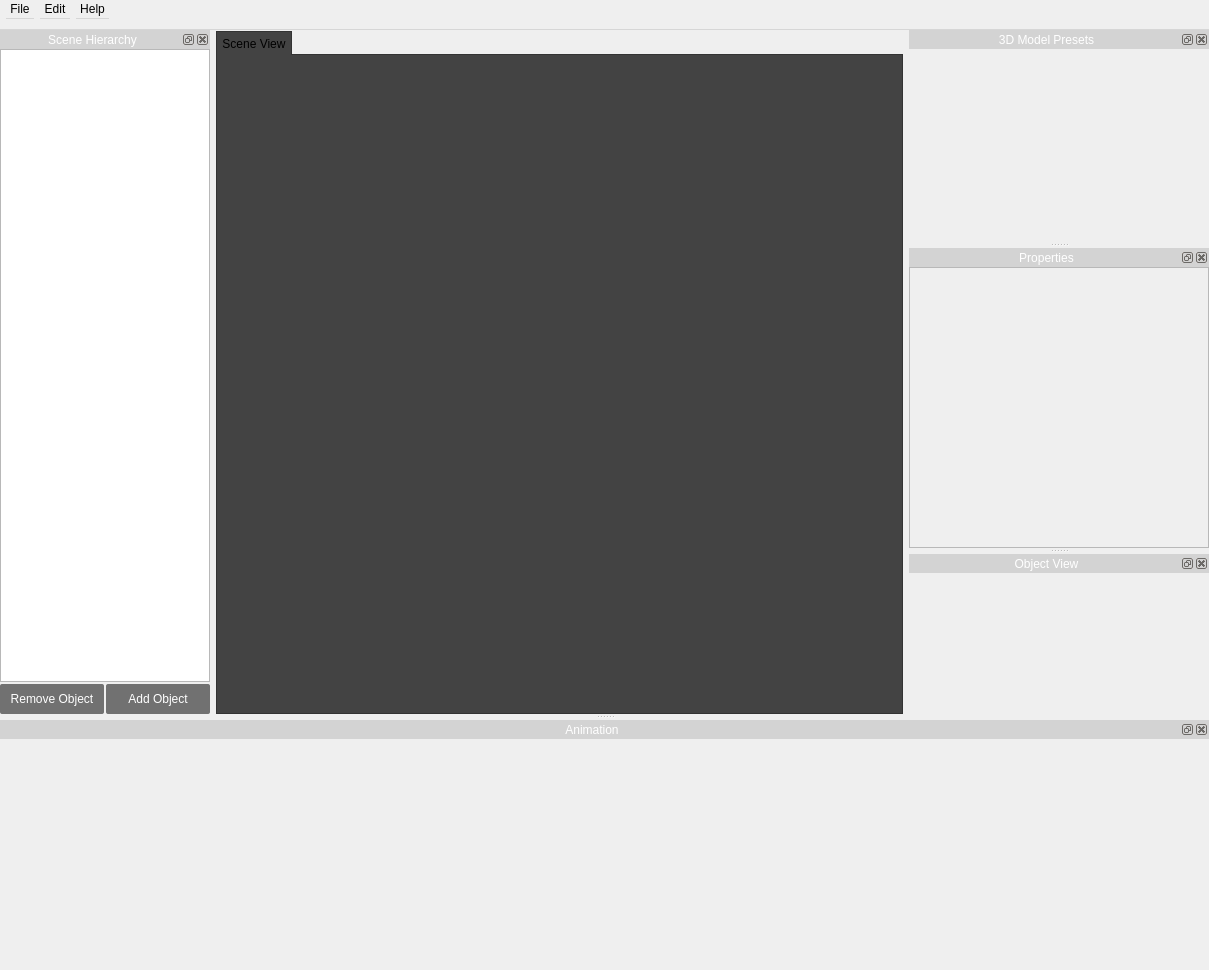
Before: the Qt Designer form src/newmainwindow.ui in jahshaka/Studio, drawn with Qt 5.
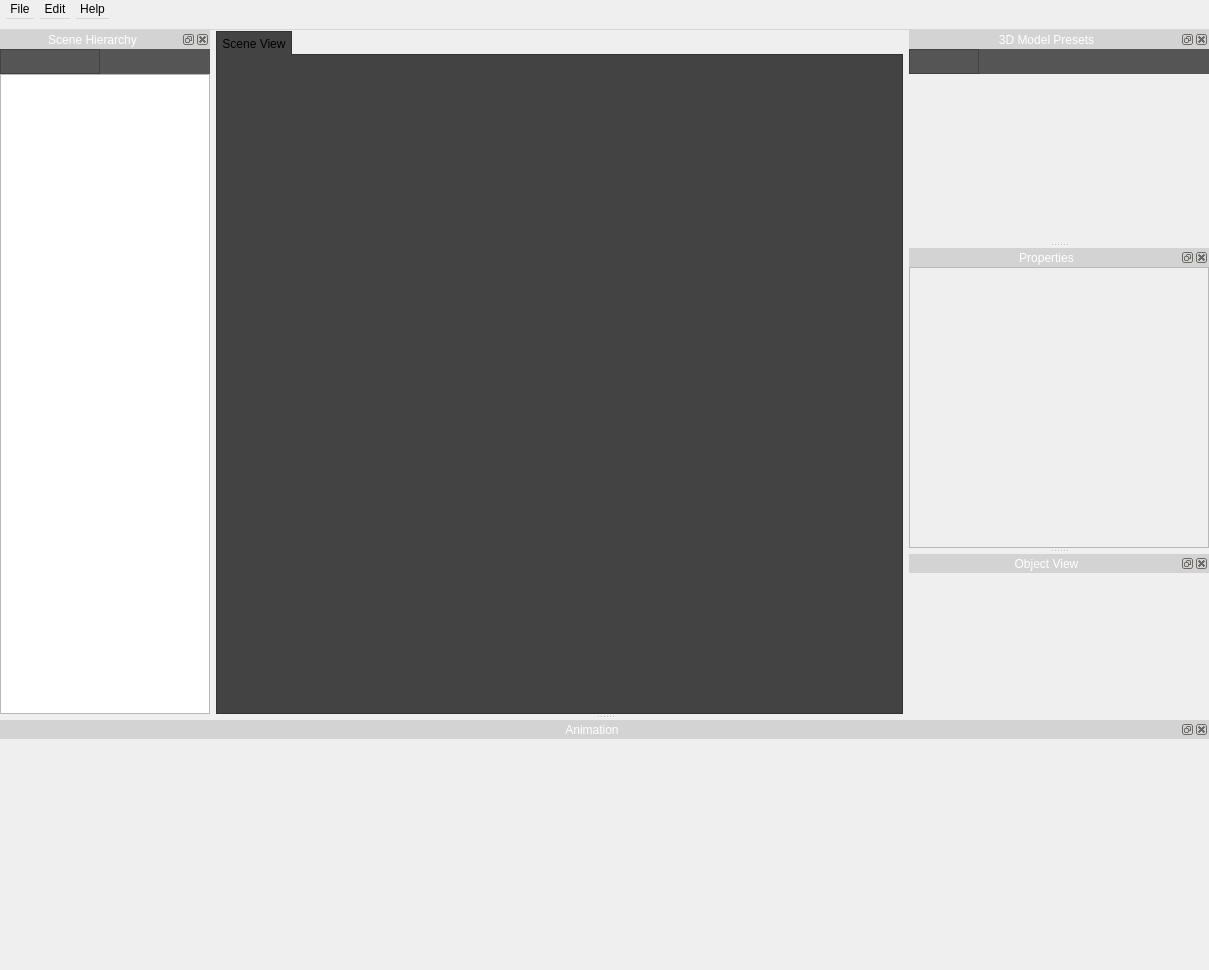
After: the same form once the commit is applied. Icons and pictures are not drawn. Custom widgets are drawn as their Qt base class.

The edit to the form file:
```diff
--- a/src/newmainwindow.ui
+++ b/src/newmainwindow.ui
@@ -7,7 +7,7 @@
     <x>0</x>
     <y>0</y>
     <width>1209</width>
-    <height>945</height>
+    <height>955</height>
    </rect>
   </property>
   <property name="windowTitle">
@@ -311,7 +311,7 @@
    <widget class="QWidget" name="sceneHierarchyContents">
     <layout class="QVBoxLayout" name="verticalLayout_3">
      <property name="spacing">
-      <number>1</number>
+      <number>0</number>
      </property>
      <property name="leftMargin">
       <number>0</number>
@@ -325,6 +325,177 @@
      <property name="bottomMargin">
       <number>0</number>
      </property>
+     <item alignment="Qt::AlignLeft">
+      <widget class="QWidget" name="widget_2" native="true">
+       <property name="minimumSize">
+        <size>
+         <width>210</width>
+         <height>25</height>
+        </size>
+       </property>
+       <property name="maximumSize">
+        <size>
+         <width>16777215</width>
+         <height>25</height>
+        </size>
+       </property>
+       <property name="styleSheet">
+        <string notr="true">background-color: rgb(85, 85, 85);</string>
+       </property>
+       <layout class="QVBoxLayout" name="verticalLayout_4">
+        <property name="leftMargin">
+         <number>0</number>
+        </property>
+        <property name="topMargin">
+         <number>0</number>
+        </property>
+        <property name="rightMargin">
+         <number>0</number>
+        </property>
+        <property name="bottomMargin">
+         <number>0</number>
+        </property>
+        <item>
+         <widget class="QFrame" name="frame">
+          <property name="minimumSize">
+           <size>
+            <width>100</width>
+            <height>25</height>
+           </size>
+          </property>
+          <property name="maximumSize">
+           <size>
+            <width>100</width>
+            <height>16777215</height>
+           </size>
+          </property>
+          <property name="frameShape">
+           <enum>QFrame::StyledPanel</enum>
+          </property>
+          <property name="frameShadow">
+           <enum>QFrame::Raised</enum>
+          </property>
+          <layout class="QHBoxLayout" name="horizontalLayout_3">
+           <property name="spacing">
+            <number>3</number>
+           </property>
+           <property name="leftMargin">
+            <number>0</number>
+           </property>
+           <property name="topMargin">
+            <number>0</number>
+           </property>
+           <property name="rightMargin">
+            <number>0</number>
+           </property>
+           <property name="bottomMargin">
+            <number>0</number>
+           </property>
+           <item>
+            <widget class="QToolButton" name="toolButton">
+             <property name="minimumSize">
+              <size>
+               <width>25</width>
+               <height>25</height>
+              </size>
+             </property>
+             <property name="maximumSize">
+              <size>
+               <width>25</width>
+               <height>25</height>
+              </size>
+             </property>
+             <property name="styleSheet">
+              <string notr="true">QToolButton {
+border: none;
+	background-color: rgba(255, 255, 255, 0);
+}
+
+QToolButton:hover {
+background-color: rgb(30, 144, 255);
+}</string>
+             </property>
+             <property name="text">
+              <string/>
+             </property>
+             <property name="icon">
+              <iconset resource="../icons.qrc">
+               <normaloff>:/app/icons/add-2.svg</normaloff>:/app/icons/add-2.svg</iconset>
+             </property>
+            </widget>
+           </item>
+           <item>
+            <widget class="QPushButton" name="deleteButton">
+             <property name="minimumSize">
+              <size>
+               <width>25</width>
+               <height>25</height>
+              </size>
+             </property>
+             <property name="maximumSize">
+              <size>
+               <width>25</width>
+               <height>25</height>
+              </size>
+             </property>
+             <property name="styleSheet">
+              <string notr="true">QPushButton {
+border: none;
+	background-color: rgba(255, 255, 255, 0);
+}
+
+QPushButton:hover {
+background-color: rgb(30, 144, 255);
+}</string>
+             </property>
+             <property name="text">
+              <string/>
+             </property>
+             <property name="icon">
+              <iconset resource="../icons.qrc">
+               <normaloff>:/app/icons/error.svg</normaloff>:/app/icons/error.svg</iconset>
+             </property>
+            </widget>
+           </item>
+           <item>
+            <widget class="QPushButton" name="pushButton_2">
+             <property name="minimumSize">
+              <size>
+               <width>25</width>
+               <height>25</height>
+              </size>
+             </property>
+             <property name="maximumSize">
+              <size>
+               <width>25</width>
+               <height>25</height>
+              </size>
+             </property>
+             <property name="styleSheet">
+              <string notr="true">QPushButton {
+border: none;
+	background-color: rgba(255, 255, 255, 0);
+}
+
+QPushButton:hover {
+background-color: rgb(30, 144, 255);
+}</string>
+             </property>
+             <property name="text">
+              <string/>
+             </property>
+             <property name="icon">
+              <iconset resource="../icons.qrc">
+               <normaloff>:/app/icons/photo-camera.svg</normaloff>:/app/icons/photo-camera.svg</iconset>
+             </property>
+            </widget>
+           </item>
+          </layout>
+         </widget>
+        </item>
+       </layout>
+      </widget>
+     </item>
      <item>
       <widget class="LayerTreeWidget" name="sceneTree">
        <property name="sizePolicy">
@@ -435,116 +606,6 @@
         <property name="bottomMargin">
          <number>0</number>
         </property>
-        <item>
-         <widget class="QPushButton" name="deleteButton">
-          <property name="sizePolicy">
-           <sizepolicy hsizetype="Preferred" vsizetype="Fixed">
-            <horstretch>0</horstretch>
-            <verstretch>0</verstretch>
-           </sizepolicy>
-          </property>
-          <property name="minimumSize">
-           <size>
-            <width>0</width>
-            <height>30</height>
-           </size>
-          </property>
-          <property name="maximumSize">
-           <size>
-            <width>16777215</width>
-            <height>30</height>
-           </size>
-          </property>
-          <property name="styleSheet">
-           <string notr="true">QPushButton {
-    color: white;
-    background-color: rgb(113, 113, 113);
-    border-radius: 2px;
-/*
-    padding: -25px 0px 5px 0;
-    background-position: center bottom;
-    background-repeat: no-repeat;
-    background-origin: content;
-    background-image: url(&quot;:icons/add.svg&quot;);*/
-}	
-
-QPushButton:hover {
-    color: white;
-	background-color: rgb(0, 170, 255);
-    border-radius: 2px;
-/*
-    padding: -25px 0px 5px 0;
-    background-position: center bottom;
-    background-repeat: no-repeat;
-    background-origin: content;
-    background-image: url(&quot;:icons/add.svg&quot;);*/
-}
-
-</string>
-          </property>
-          <property name="text">
-           <string>Remove Object</string>
-          </property>
-         </widget>
-        </item>
-        <item>
-         <widget class="QToolButton" name="toolButton">
-          <property name="sizePolicy">
-           <sizepolicy hsizetype="Preferred" vsizetype="Fixed">
-            <horstretch>0</horstretch>
-            <verstretch>0</verstretch>
-           </sizepolicy>
-          </property>
-          <property name="minimumSize">
-           <size>
-            <width>0</width>
-            <height>30</height>
-           </size>
-          </property>
-          <property name="maximumSize">
-           <size>
-            <width>16777215</width>
-            <height>30</height>
-           </size>
-          </property>
-          <property name="styleSheet">
-           <string notr="true">QToolButton {
-    color: white;
-    background-color: rgb(113, 113, 113);
-    border-radius: 2px;
-/*
-    padding: -25px 0px 5px 0;
-    background-position: center bottom;
-    background-repeat: no-repeat;
-    background-origin: content;
-    background-image: url(&quot;:icons/add.svg&quot;);*/
-}	
-
-QToolButton:hover {
-    color: white;
-	background-color: rgb(0, 170, 255);
-    border-radius: 2px;
-/*
-    padding: -25px 0px 5px 0;
-    background-position: center bottom;
-    background-repeat: no-repeat;
-    background-origin: content;
-    background-image: url(&quot;:icons/add.svg&quot;);*/
-}
-
-</string>
-          </property>
-          <property name="text">
-           <string>Add Object</string>
-          </property>
-          <property name="iconSize">
-           <size>
-            <width>12</width>
-            <height>12</height>
-           </size>
-          </property>
-         </widget>
-        </item>
        </layout>
       </widget>
      </item>
@@ -579,7 +640,7 @@
    <widget class="QWidget" name="layout">
     <layout class="QVBoxLayout" name="verticalLayout">
      <property name="spacing">
-      <number>2</number>
+      <number>0</number>
      </property>
      <property name="leftMargin">
       <number>0</number>
@@ -593,6 +654,144 @@
      <property name="bottomMargin">
       <number>0</number>
      </property>
+     <item>
+      <widget class="QWidget" name="widget_3" native="true">
+       <property name="minimumSize">
+        <size>
+         <width>210</width>
+         <height>25</height>
+        </size>
+       </property>
+       <property name="maximumSize">
+        <size>
+         <width>16777215</width>
+         <height>25</height>
+        </size>
+       </property>
+       <property name="styleSheet">
+        <string notr="true">background-color: rgb(85, 85, 85);</string>
+       </property>
+       <layout class="QVBoxLayout" name="verticalLayout_5">
+        <property name="leftMargin">
+         <number>0</number>
+        </property>
+        <property name="topMargin">
+         <number>0</number>
+        </property>
+        <property name="rightMargin">
+         <number>0</number>
+        </property>
+        <property name="bottomMargin">
+         <number>0</number>
+        </property>
+        <item>
+         <widget class="QFrame" name="frame_2">
+          <property name="minimumSize">
+           <size>
+            <width>70</width>
+            <height>25</height>
+           </size>
+          </property>
+          <property name="maximumSize">
+           <size>
+            <width>70</width>
+            <height>16777215</height>
+           </size>
+          </property>
+          <property name="frameShape">
+           <enum>QFrame::StyledPanel</enum>
+          </property>
+          <property name="frameShadow">
+           <enum>QFrame::Raised</enum>
+          </property>
+          <layout class="QHBoxLayout" name="horizontalLayout_4">
+           <property name="spacing">
+            <number>3</number>
+           </property>
+           <property name="leftMargin">
+            <number>0</number>
+           </property>
+           <property name="topMargin">
+            <number>0</number>
+           </property>
+           <property name="rightMargin">
+            <number>0</number>
+           </property>
+           <property name="bottomMargin">
+            <number>0</number>
+           </property>
+           <item>
+            <widget class="QToolButton" name="toolButton_2">
+             <property name="minimumSize">
+              <size>
+               <width>25</width>
+               <height>25</height>
+              </size>
+             </property>
+             <property name="maximumSize">
+              <size>
+               <width>25</width>
+               <height>25</height>
+              </size>
+             </property>
+             <property name="styleSheet">
+              <string notr="true">QToolButton {
+border: none;
+	background-color: rgba(255, 255, 255, 0);
+}
+
+QToolButton:hover {
+background-color: rgb(30, 144, 255);
+}</string>
+             </property>
+             <property name="text">
+              <string/>
+             </property>
+             <property name="icon">
+              <iconset resource="../icons.qrc">
+               <normaloff>:/app/icons/import.svg</normaloff>:/app/icons/import.svg</iconset>
+             </property>
+            </widget>
+           </item>
+           <item>
+            <widget class="QPushButton" name="pushButton_3">
+             <property name="minimumSize">
+              <size>
+               <width>25</width>
+               <height>25</height>
+              </size>
+             </property>
+             <property name="maximumSize">
+              <size>
+               <width>25</width>
+               <height>25</height>
+              </size>
+             </property>
+             <property name="styleSheet">
+              <string notr="true">QPushButton {
+border: none;
+	background-color: rgba(255, 255, 255, 0);
+}
+
+QPushButton:hover {
+background-color: rgb(30, 144, 255);
+}</string>
+             </property>
+             <property name="text">
+              <string/>
+             </property>
+             <property name="icon">
+              <iconset resource="../icons.qrc">
+               <normaloff>:/app/icons/export.svg</normaloff>:/app/icons/export.svg</iconset>
+             </property>
+            </widget>
+           </item>
+          </layout>
+         </widget>
+        </item>
+       </layout>
+      </widget>
+     </item>
      <item>
       <widget class="ModelPresets" name="modelpresets" native="true">
        <property name="minimumSize">
```
Left out of the diff: 3 changed lines with no effect on the pictures.
